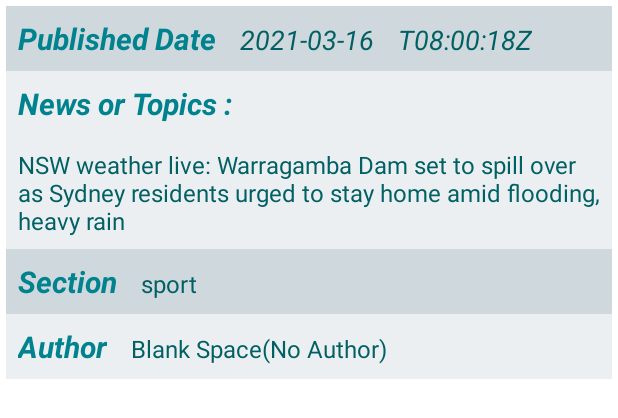
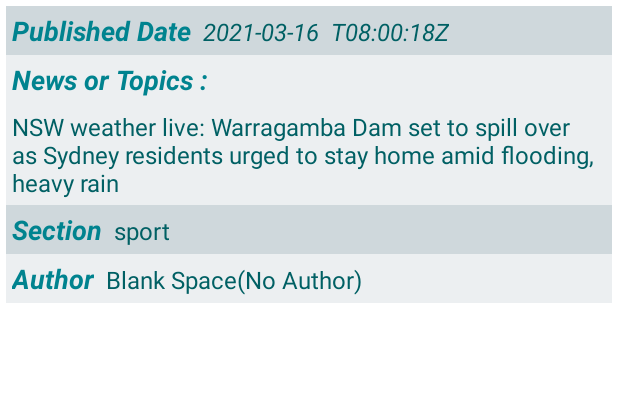
Before and after one commit to DaeHyeong-Ko/Android.udacity.6th_newsfeedapp, an Android app: the layout activity_main.xml on its own in the app's theme, with its tools: preview values and no code run, on a phone screen of 412 x 824 dp. Shown: the top 418 px of the screen. Run offline under Robolectric (Android 15) with nearby library versions, the phone set to English and light mode, and no system bars.

```diff
--- a/app/src/main/res/values/style.xml
+++ b/app/src/main/res/values/style.xml
@@ -2,29 +2,29 @@
 <resources>
 
     <style name="published_date_title">
-        <item name="android:textSize">20sp</item>
+        <item name="android:textSize">18sp</item>
         <item name="android:textColor">#00838F</item>
-        <item name="android:layout_margin">8dp</item>
+        <item name="android:layout_margin">4dp</item>
         <item name="android:textStyle">italic|bold</item>
     </style>
 
     <style name="published_date">
-        <item name="android:textSize">18sp</item>
+        <item name="android:textSize">16sp</item>
         <item name="android:textColor">#006064</item>
-        <item name="android:layout_margin">8dp</item>
+        <item name="android:layout_margin">4dp</item>
         <item name="android:textStyle">italic</item>
     </style>
 
     <style name="item_list_title">
-        <item name="android:textSize">20sp</item>
+        <item name="android:textSize">18sp</item>
         <item name="android:textColor">#00838F</item>
-        <item name="android:layout_margin">8dp</item>
+        <item name="android:layout_margin">4dp</item>
         <item name="android:textStyle">italic|bold</item>
     </style>
 
     <style name="item_list">
         <item name="android:textSize">16sp</item>
         <item name="android:textColor">#006064</item>
-        <item name="android:layout_margin">8dp</item>
+        <item name="android:layout_margin">4dp</item>
     </style>
 </resources>
```
